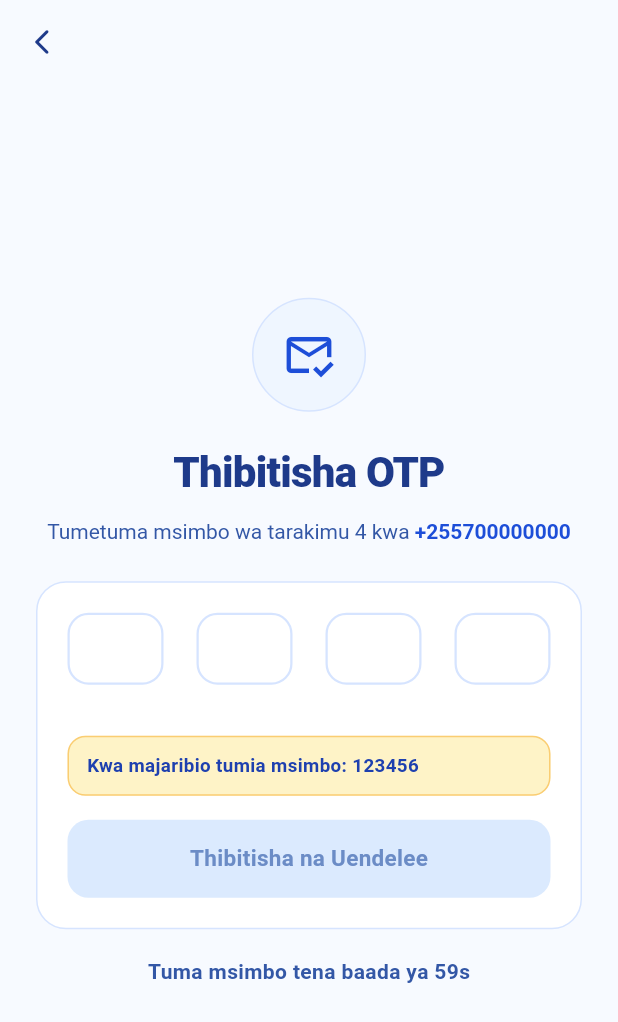
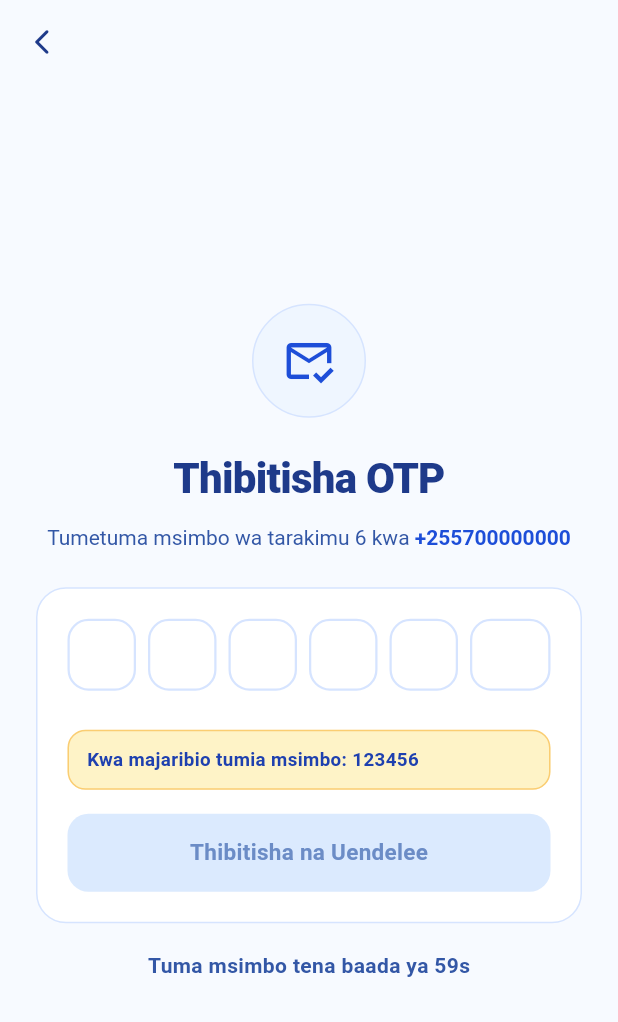
Before and after one commit to APKnation/nikodishe, a Flutter app: the OtpScreen screen opened by its route, on a phone screen of 412 x 824 dp. Shown: the top 1022 px of the screen. Run offline on Flutter 3.47's test engine with Material 3 defaults, Android fonts, the phone set to English and light mode, and no system bars; our stand-ins replace flutter_riverpod, go_router, image_picker.

Commit message:
added functinalty

```diff
--- a/lib/features/auth/presentation/screens/otp_screen.dart
+++ b/lib/features/auth/presentation/screens/otp_screen.dart
@@ -20,8 +20,8 @@ class OtpScreen extends ConsumerStatefulWidget {
 }
 
 class _OtpScreenState extends ConsumerState<OtpScreen> {
-  final List<TextEditingController> _controllers = List.generate(4, (_) => TextEditingController());
-  final List<FocusNode> _focusNodes = List.generate(4, (_) => FocusNode());
+  final List<TextEditingController> _controllers = List.generate(6, (_) => TextEditingController());
+  final List<FocusNode> _focusNodes = List.generate(6, (_) => FocusNode());
 
   int _secondsLeft = 60;
   Timer? _timer;
@@ -60,9 +60,9 @@ class _OtpScreenState extends ConsumerState<OtpScreen> {
 
   Future<void> _handleVerify() async {
     FocusScope.of(context).unfocus();
-    if (_otp.length < 4) {
+    if (_otp.length < 6) {
       ScaffoldMessenger.of(context).showSnackBar(
-        const SnackBar(content: Text('Tafadhali ingiza nambari zote 4 za OTP')),
+        const SnackBar(content: Text('Tafadhali ingiza nambari zote 6 za OTP')),
       );
       return;
     }
@@ -88,7 +88,7 @@ class _OtpScreenState extends ConsumerState<OtpScreen> {
   }
 
   void _onDigitChanged(String value, int index) {
-    if (value.isNotEmpty && index < 3) {
+    if (value.isNotEmpty && index < 5) {
       _focusNodes[index + 1].requestFocus();
     } else if (value.isEmpty && index > 0) {
       _focusNodes[index - 1].requestFocus();
@@ -99,7 +99,7 @@ class _OtpScreenState extends ConsumerState<OtpScreen> {
   @override
   Widget build(BuildContext context) {
     final authState = ref.watch(authProvider);
-    final isComplete = _otp.length == 4;
+    final isComplete = _otp.length == 6;
 
     return Scaffold(
       backgroundColor: AppColors.background,
@@ -156,7 +156,7 @@ class _OtpScreenState extends ConsumerState<OtpScreen> {
                         height: 1.5,
                       ),
                       children: [
-                        const TextSpan(text: 'Tumetuma msimbo wa tarakimu 4 kwa '),
+                        const TextSpan(text: 'Tumetuma msimbo wa tarakimu 6 kwa '),
                         TextSpan(
                           text: widget.phone,
                           style: const TextStyle(
@@ -179,12 +179,13 @@ class _OtpScreenState extends ConsumerState<OtpScreen> {
                     child: Column(
                       children: [
                         Row(
-                          mainAxisAlignment: MainAxisAlignment.spaceBetween,
-                          children: List.generate(4, (index) {
+                          children: List.generate(6, (index) {
                             final filled = _controllers[index].text.isNotEmpty;
-                            return SizedBox(
-                              width: 64,
-                              height: 68,
+                            return Expanded(
+                              child: Padding(
+                                padding: EdgeInsets.only(right: index == 5 ? 0 : 8),
+                                child: SizedBox(
+                                  height: 60,
                                   child: TextFormField(
                                     controller: _controllers[index],
                                     focusNode: _focusNodes[index],
@@ -193,7 +194,7 @@ class _OtpScreenState extends ConsumerState<OtpScreen> {
                                     maxLength: 1,
                                     inputFormatters: [FilteringTextInputFormatter.digitsOnly],
                                     style: const TextStyle(
-                                  fontSize: 24,
+                                      fontSize: 22,
                                       fontWeight: FontWeight.w700,
                                       color: AppColors.textPrimary,
                                     ),
@@ -214,6 +215,8 @@ class _OtpScreenState extends ConsumerState<OtpScreen> {
                                       ),
                                     ),
                                     onChanged: (value) => _onDigitChanged(value, index),
+                                  ),
+                                ),
                               ),
                             );
                           }),
```
Lines whose indentation alone changed are shown as unchanged.
